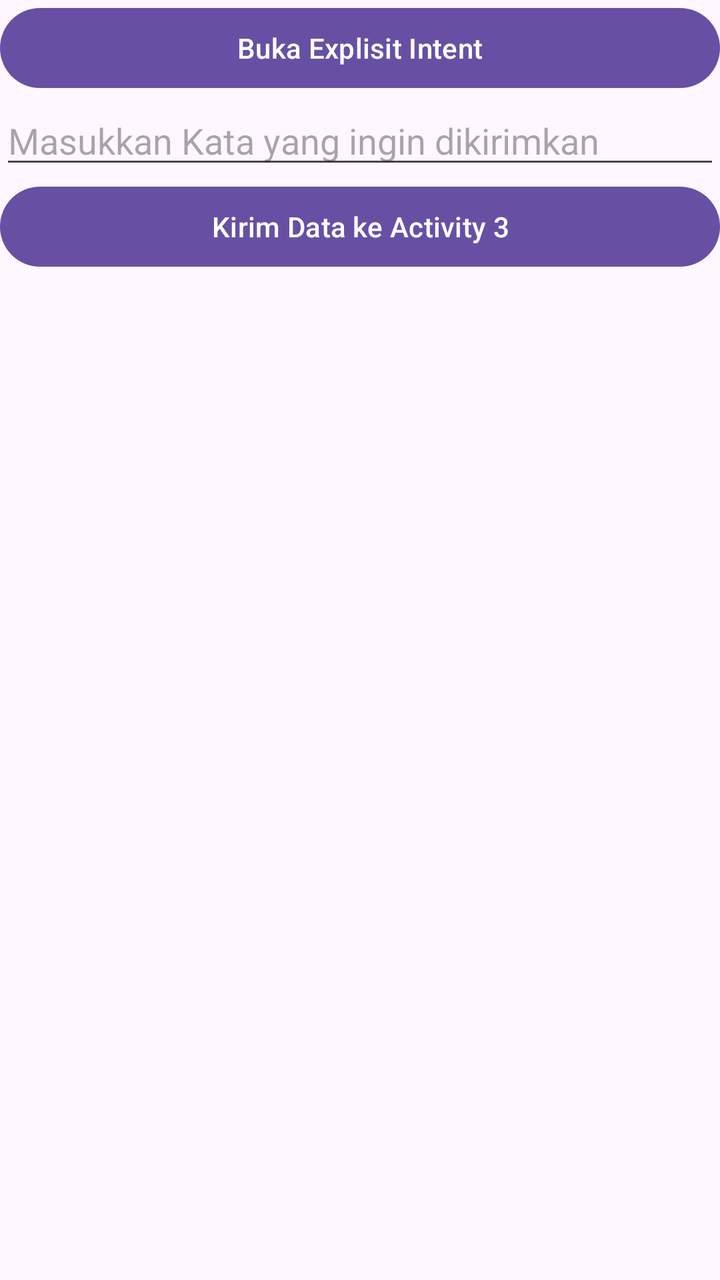
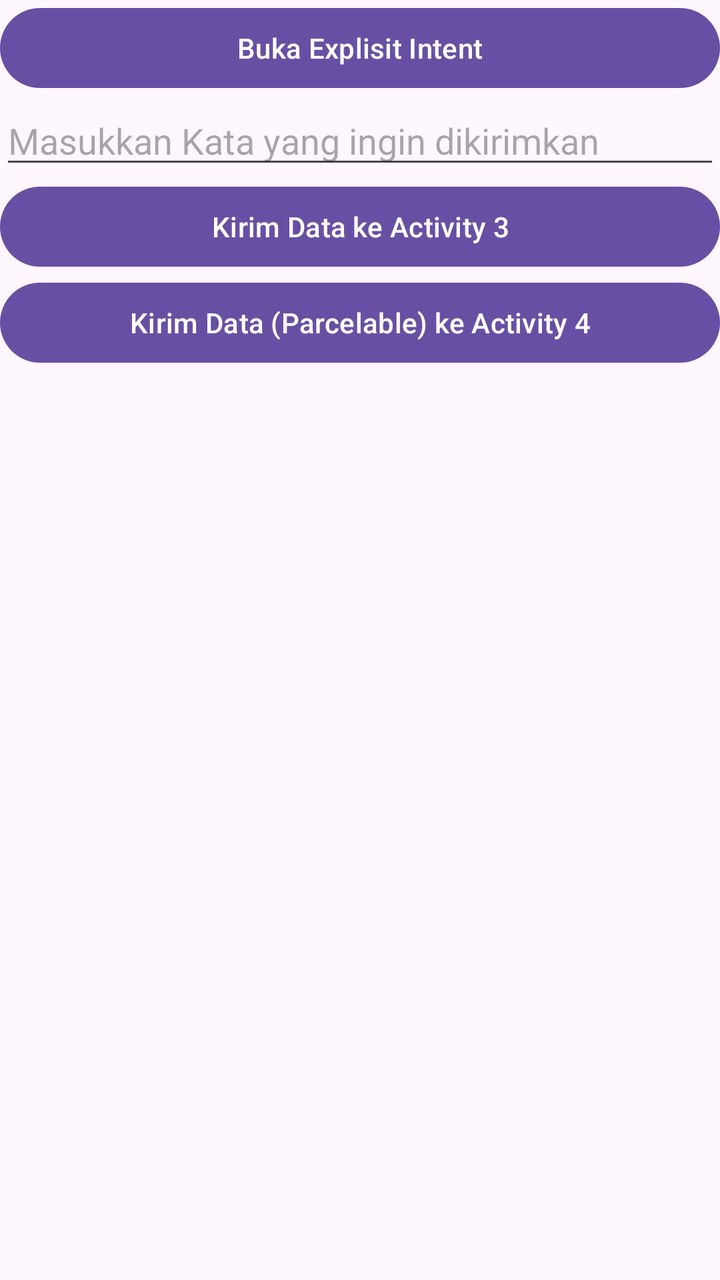

Before-and-after screenshots of an Android layout around one commit, followed by the original layout XML and the change that was made.
<!-- AndroidManifest.xml: application theme Theme.ExplisitIntent -->
<!-- res/layout/activity_main.xml -->
<?xml version="1.0" encoding="utf-8"?>
<LinearLayout xmlns:android="http://schemas.android.com/apk/res/android"
    xmlns:app="http://schemas.android.com/apk/res-auto"
    xmlns:tools="http://schemas.android.com/tools"
    android:id="@+id/main"
    android:layout_width="match_parent"
    android:layout_height="match_parent"
    tools:context=".MainActivity"
    android:orientation="vertical"
    android:layout_margin="16dp">

    <Button
        android:layout_width="match_parent"
        android:layout_height="wrap_content"
        android:id="@+id/btnExplisit1"
        android:text="Buka Explisit Intent" />

    <EditText
        android:layout_width="match_parent"
        android:layout_height="wrap_content"
        android:id="@+id/dataKirim"
        android:inputType="text"
        android:hint="Masukkan Kata yang ingin dikirimkan" />

    <Button
        android:layout_width="match_parent"
        android:layout_height="wrap_content"
        android:id="@+id/btnExplisit2"
        android:text="Kirim Data ke Activity 3" />

</LinearLayout>
<!-- resources referenced by this layout -->
<resources>
  <style name="Theme.ExplisitIntent" parent="Base.Theme.ExplisitIntent" />
  <style name="Base.Theme.ExplisitIntent" parent="Theme.Material3.DayNight.NoActionBar">
          
          
      </style>
</resources>

<!-- the commit's change to res/layout/activity_main.xml (unified diff, before → after) -->
@@ -28,4 +28,10 @@
         android:id="@+id/btnExplisit2"
         android:text="Kirim Data ke Activity 3" />
 
+    <Button
+        android:layout_width="match_parent"
+        android:layout_height="wrap_content"
+        android:id="@+id/btnExplisit3"
+        android:text="Kirim Data (Parcelable) ke Activity 4" />
+
 </LinearLayout>
